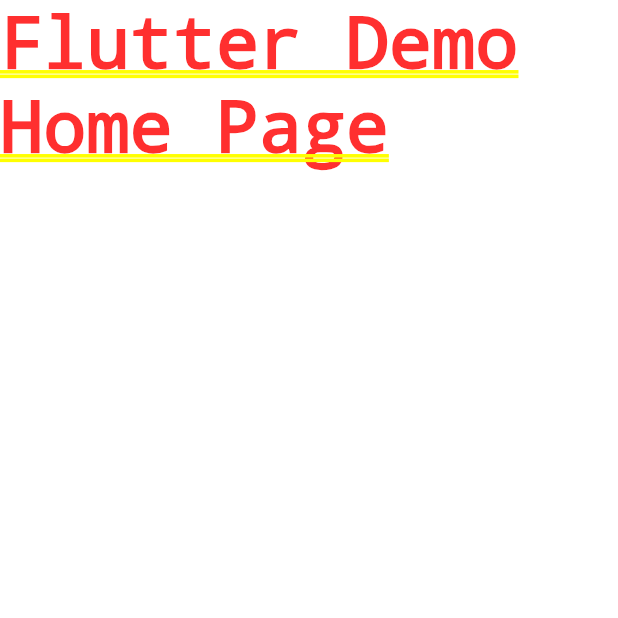
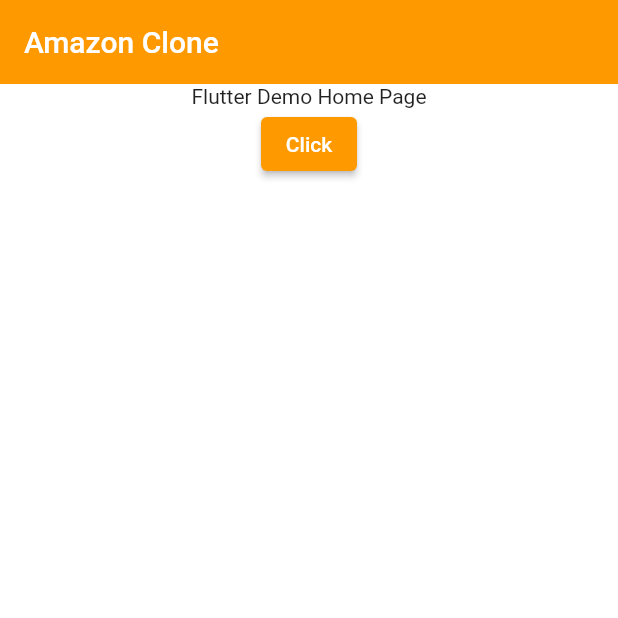
Before and after one commit to Briankurtish/flutter_amazon_clone, a Flutter app: the screen it shows after launch, on a phone screen of 412 x 824 dp, the top half of it. Run offline on Flutter 3.47's test engine with Material 2 defaults, Android fonts, the phone set to English and light mode, and no system bars.

Commit message:
added color scheme

```diff
--- a/amazon_clone/lib/main.dart
+++ b/amazon_clone/lib/main.dart
@@ -1,4 +1,6 @@
 import 'package:flutter/material.dart';
+
+import 'constants/global_variables.dart';
 
 void main() {
   runApp(const MyApp());
@@ -12,10 +14,35 @@ class MyApp extends StatelessWidget {
   Widget build(BuildContext context) {
     return MaterialApp(
       title: 'Amazon Clone',
+      debugShowCheckedModeBanner: false,
       theme: ThemeData(
-        primarySwatch: Colors.blue,
+        scaffoldBackgroundColor: GlobalVariables.backgroundColor,
+        colorScheme: const ColorScheme.light(
+          primary: GlobalVariables.secondaryColor,
+        ),
+        appBarTheme: const AppBarTheme(
+          elevation: 0,
+          iconTheme: IconThemeData(color: Colors.black),
+        ),
       ),
-      home: const Text('Flutter Demo Home Page'),
+      home: Scaffold(
+        appBar: AppBar(
+          title: const Text("Amazon Clone"),
+        ),
+        body: Column(
+          children: [
+            const Center(
+              child: Text(
+                'Flutter Demo Home Page',
+              ),
+            ),
+            ElevatedButton(
+              onPressed: () {},
+              child: const Text("Click"),
+            ),
+          ],
+        ),
+      ),
     );
   }
 }
```
